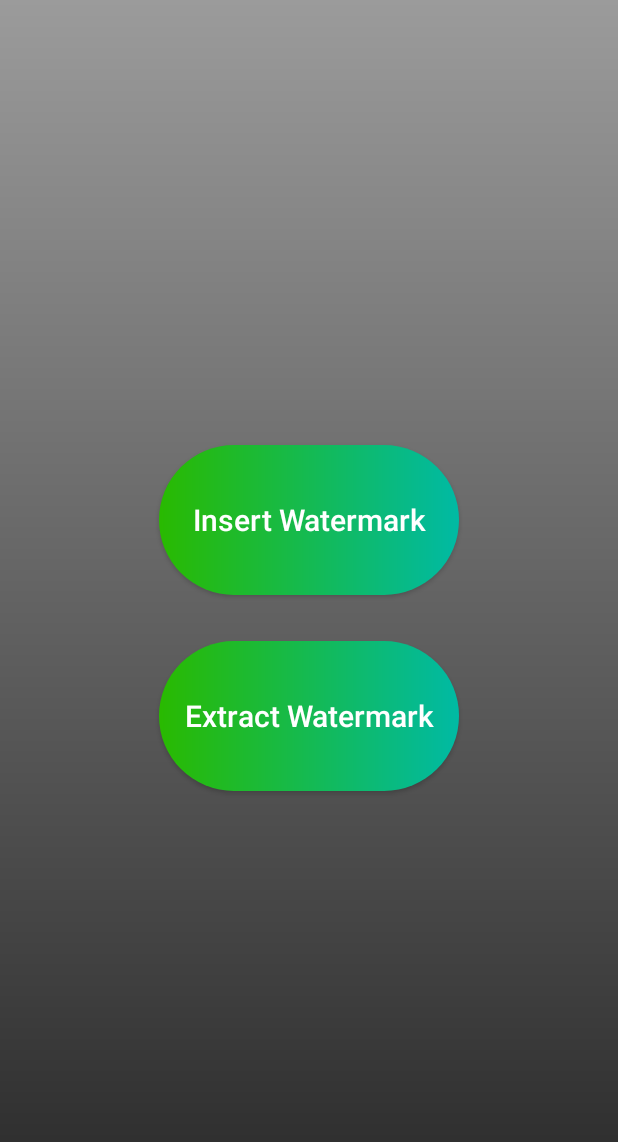
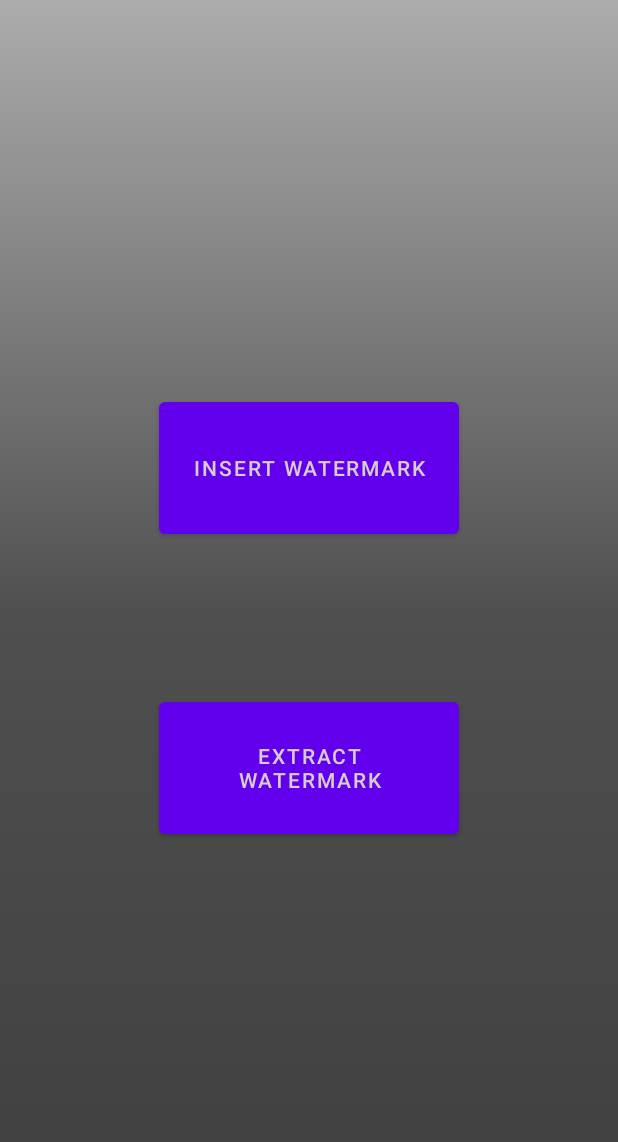
Before and after one commit to bousalemnidhal13/audiowatermarker, an Android app: the screen it shows after launch (IndexActivity), on a phone screen of 412 x 824 dp. Shown: the top 1142 px of the screen. Run offline under Robolectric (Android 15) with nearby library versions, the phone set to English and light mode, and no system bars.

Commit message:
Final final

```diff
--- a/app/src/main/res/drawable-v24/bg.xml
+++ b/app/src/main/res/drawable-v24/bg.xml
@@ -3,8 +3,9 @@
   xmlns:android="http://schemas.android.com/apk/res/android"
   android:shape="rectangle">
   <gradient
-    android:startColor="#9b9b9b"
-    android:endColor="#272727"
+    android:startColor="#acacac"
+    android:centerColor="#4f4f4f"
+    android:endColor="#3f3f3f"
     android:angle="-90">
   </gradient>
 </shape>
--- a/app/src/main/res/drawable/custom_button.xml
+++ /dev/null
@@ -1,10 +0,0 @@
-<?xml version="1.0" encoding="utf-8"?>
-<shape
-    xmlns:android="http://schemas.android.com/apk/res/android"
-    android:shape="rectangle">
-    <gradient
-        android:startColor="#29ba00"
-        android:endColor="#00baa4"
-        android:type="linear" />
-    <corners android:radius="50dp"/>
-</shape>
--- a/app/src/main/res/layout/activity_index.xml
+++ b/app/src/main/res/layout/activity_index.xml
@@ -20,25 +20,19 @@
 
         <Button
             android:id="@+id/InsertWatermark"
-            android:layout_margin="15dp"
+            android:layout_margin="50dp"
             android:layout_width="200dp"
             android:layout_height="100dp"
-            android:textSize="20dp"
-            android:background="@drawable/custom_button"
             android:text="Insert Watermark"
-            android:textColor="#FFFFFF"
-            android:textAllCaps="false"/>
+            android:textColor="@color/button_textColor" />
 
         <Button
             android:id="@+id/ExtractWatermark"
-            android:layout_margin="15dp"
+            android:layout_margin="50dp"
             android:layout_width="200dp"
             android:layout_height="100dp"
-            android:textSize="20dp"
-            android:background="@drawable/custom_button"
             android:text="Extract Watermark"
-            android:textColor="#FFFFFF"
-            android:textAllCaps="false"/>
+            android:textColor="@color/button_textColor"/>
 
     </LinearLayout>
 
--- a/app/src/main/res/values-night/themes.xml
+++ b/app/src/main/res/values-night/themes.xml
@@ -1,6 +1,6 @@
 <resources xmlns:tools="http://schemas.android.com/tools">
     <!-- Base application theme. -->
-    <style name="Theme.Project" parent="Theme.AppCompat.DayNight.NoActionBar">
+    <style name="Theme.Project" parent="Theme.MaterialComponents.DayNight.NoActionBar">
         <!-- Primary brand color. -->
         <item name="colorPrimary">@color/purple_200</item>
         <item name="colorPrimaryVariant">@color/purple_700</item>
--- a/app/src/main/res/values/themes.xml
+++ b/app/src/main/res/values/themes.xml
@@ -1,6 +1,6 @@
 <resources xmlns:tools="http://schemas.android.com/tools">
     <!-- Base application theme. -->
-    <style name="Theme.Project" parent="Theme.AppCompat.DayNight.NoActionBar">
+    <style name="Theme.Project" parent="Theme.MaterialComponents.DayNight.NoActionBar">
         <!-- Primary brand color. -->
         <item name="colorPrimary">@color/purple_500</item>
         <item name="colorPrimaryVariant">@color/purple_700</item>
```
Also changed, not shown: app/src/main/java/com/example/project/ExtractActivity.java (+24 -2 lines), app/src/main/java/com/example/project/InsertActivity.java (+15 -15 lines), app/src/main/res/layout/activity_extract.xml (+18 -7 lines), app/src/main/res/layout/activity_insert.xml (+23 -14 lines).
